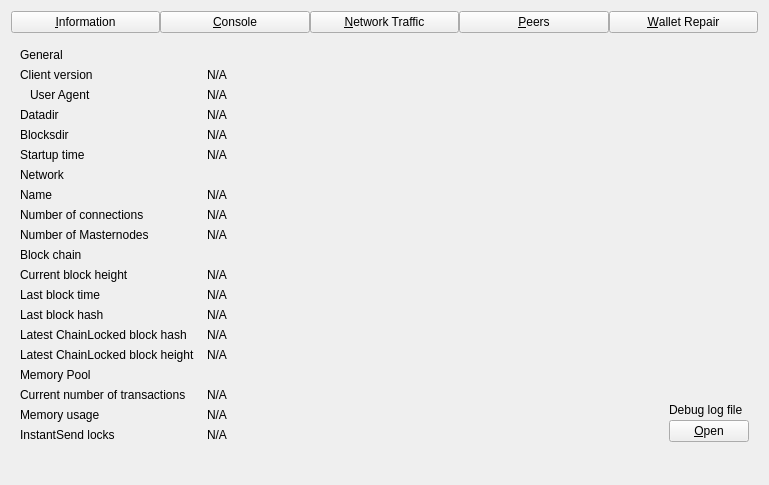
Before: the Qt Designer form src/qt/forms/debugwindow.ui in FingerMann/axe, drawn with Qt 5.
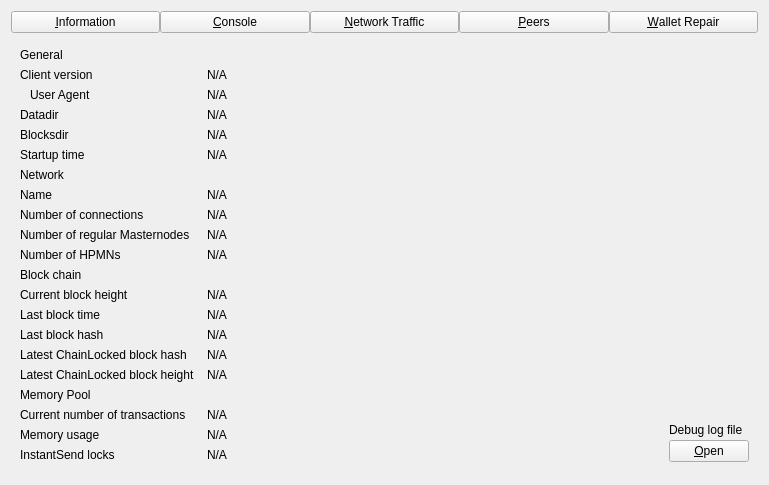
After: the same form once the commit is applied. Custom widgets are drawn as their Qt base class.

```diff
--- a/src/qt/forms/debugwindow.ui
+++ b/src/qt/forms/debugwindow.ui
@@ -283,7 +283,7 @@
        <item row="9" column="0">
         <widget class="QLabel" name="masternodeCountLabel">
          <property name="text">
-          <string>Number of Masternodes</string>
+          <string>Number of regular Masternodes</string>
          </property>
         </widget>
        </item>
@@ -301,20 +301,40 @@
         </widget>
        </item>
        <item row="10" column="0">
+        <widget class="QLabel" name="hpmnCountLabel">
+         <property name="text">
+          <string>Number of HPMNs</string>
+         </property>
+        </widget>
+       </item>
+       <item row="10" column="1">
+        <widget class="QLabel" name="hpmnCount">
+         <property name="cursor">
+          <cursorShape>IBeamCursor</cursorShape>
+         </property>
+         <property name="text">
+          <string>N/A</string>
+         </property>
+         <property name="textInteractionFlags">
+          <set>Qt::LinksAccessibleByMouse|Qt::TextSelectableByKeyboard|Qt::TextSelectableByMouse</set>
+         </property>
+        </widget>
+       </item>
+       <item row="11" column="0">
         <widget class="QLabel" name="label_10">
          <property name="text">
           <string>Block chain</string>
          </property>
         </widget>
        </item>
-       <item row="11" column="0">
+       <item row="12" column="0">
         <widget class="QLabel" name="label_3">
          <property name="text">
           <string>Current block height</string>
          </property>
         </widget>
        </item>
-       <item row="11" column="1" colspan="2">
+       <item row="12" column="1" colspan="2">
         <widget class="QLabel" name="numberOfBlocks">
          <property name="cursor">
           <cursorShape>IBeamCursor</cursorShape>
@@ -330,14 +350,14 @@
          </property>
         </widget>
        </item>
-       <item row="12" column="0">
+       <item row="13" column="0">
         <widget class="QLabel" name="labelLastBlockTime">
          <property name="text">
           <string>Last block time</string>
          </property>
         </widget>
        </item>
-       <item row="12" column="1" colspan="2">
+       <item row="13" column="1" colspan="2">
         <widget class="QLabel" name="lastBlockTime">
          <property name="cursor">
           <cursorShape>IBeamCursor</cursorShape>
@@ -353,14 +373,14 @@
          </property>
         </widget>
        </item>
-       <item row="13" column="0">
+       <item row="14" column="0">
         <widget class="QLabel" name="lastBlockHashLabel">
          <property name="text">
           <string>Last block hash</string>
          </property>
         </widget>
        </item>
-       <item row="13" column="1">
+       <item row="14" column="1">
         <widget class="QLabel" name="lastBlockHash">
          <property name="cursor">
           <cursorShape>IBeamCursor</cursorShape>
@@ -376,14 +396,14 @@
          </property>
         </widget>
        </item>
-       <item row="14" column="0">
+       <item row="15" column="0">
         <widget class="QLabel" name="bestChainLockHashLabel">
          <property name="text">
           <string>Latest ChainLocked block hash</string>
          </property>
         </widget>
        </item>
-       <item row="14" column="1">
+       <item row="15" column="1">
         <widget class="QLabel" name="bestChainLockHash">
          <property name="cursor">
           <cursorShape>IBeamCursor</cursorShape>
@@ -399,14 +419,14 @@
          </property>
         </widget>
        </item>
-       <item row="15" column="0">
+       <item row="16" column="0">
         <widget class="QLabel" name="bestChainLockHeightLabel">
          <property name="text">
           <string>Latest ChainLocked block height</string>
          </property>
         </widget>
        </item>
-       <item row="15" column="1">
+       <item row="16" column="1">
         <widget class="QLabel" name="bestChainLockHeight">
          <property name="cursor">
           <cursorShape>IBeamCursor</cursorShape>
@@ -422,21 +442,21 @@
          </property>
         </widget>
        </item>
-       <item row="16" column="0">
+       <item row="17" column="0">
         <widget class="QLabel" name="labelMempoolTitle">
          <property name="text">
           <string>Memory Pool</string>
          </property>
         </widget>
        </item>
-       <item row="17" column="0">
+       <item row="18" column="0">
         <widget class="QLabel" name="labelNumberOfTransactions">
          <property name="text">
           <string>Current number of transactions</string>
          </property>
         </widget>
        </item>
-       <item row="17" column="1">
+       <item row="18" column="1">
         <widget class="QLabel" name="mempoolNumberTxs">
          <property name="cursor">
           <cursorShape>IBeamCursor</cursorShape>
@@ -452,14 +472,14 @@
          </property>
         </widget>
        </item>
-       <item row="18" column="0">
+       <item row="19" column="0">
         <widget class="QLabel" name="labelMemoryUsage">
          <property name="text">
           <string>Memory usage</string>
          </property>
         </widget>
        </item>
-       <item row="18" column="1">
+       <item row="19" column="1">
         <widget class="QLabel" name="mempoolSize">
          <property name="cursor">
           <cursorShape>IBeamCursor</cursorShape>
@@ -475,7 +495,7 @@
          </property>
         </widget>
        </item>
-       <item row="17" column="2" rowspan="3">
+       <item row="18" column="2" rowspan="3">
         <layout class="QVBoxLayout" name="verticalLayoutDebugButton">
          <property name="spacing">
           <number>3</number>
@@ -515,14 +535,14 @@
          </item>
         </layout>
        </item>
-       <item row="19" column="0">
+       <item row="20" column="0">
         <widget class="QLabel" name="labelInstantSendLockCount">
          <property name="text">
           <string>InstantSend locks</string>
          </property>
         </widget>
        </item>
-       <item row="19" column="1">
+       <item row="20" column="1">
         <widget class="QLabel" name="instantSendLockCount">
          <property name="cursor">
           <cursorShape>IBeamCursor</cursorShape>
@@ -538,7 +558,7 @@
          </property>
         </widget>
        </item>
-       <item row="20" column="0">
+       <item row="21" column="0">
         <spacer name="verticalSpacer">
          <property name="orientation">
           <enum>Qt::Vertical</enum>
```
Left out of the diff: 27 changed lines with no effect on the pictures.
